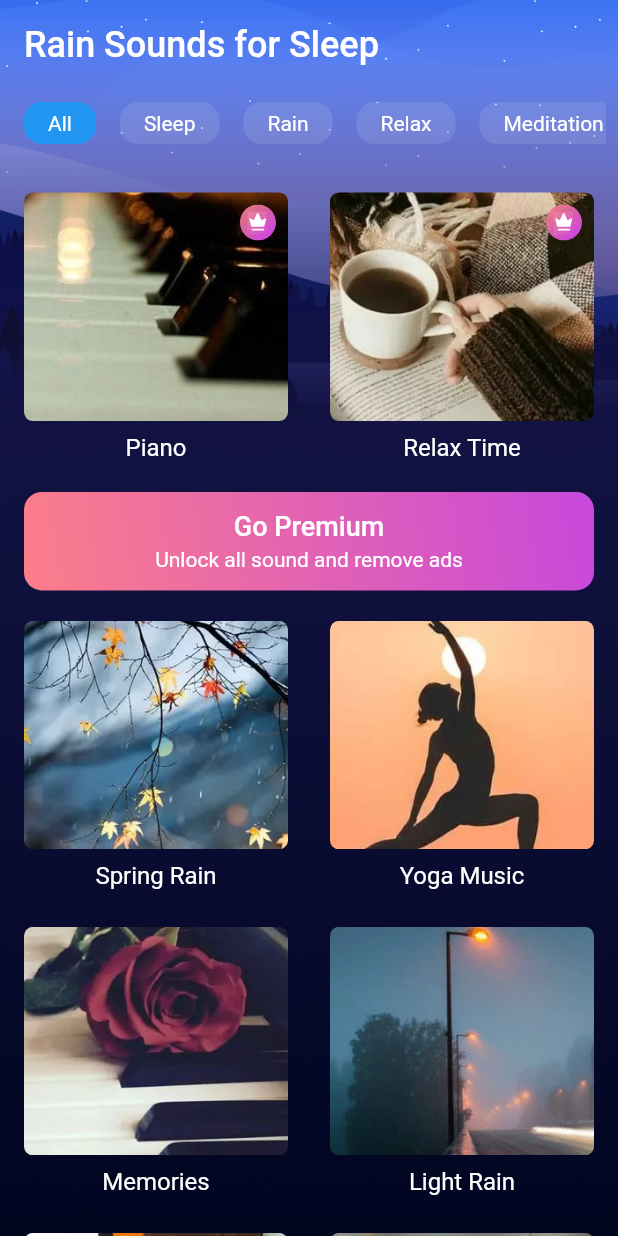
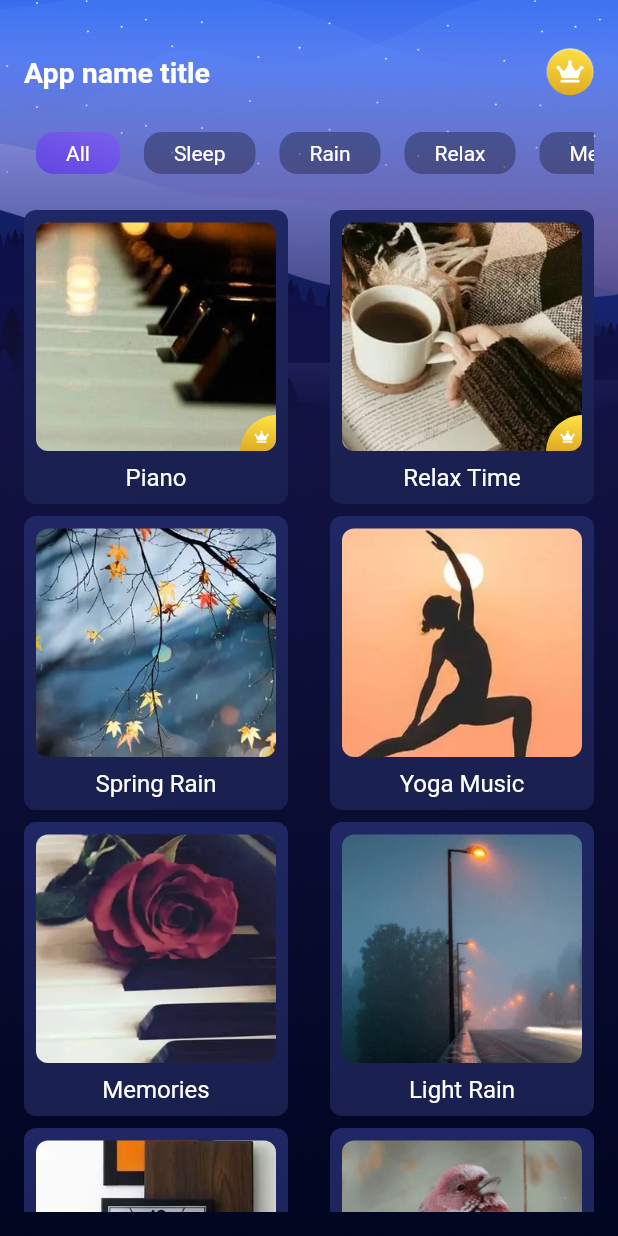
Before and after one commit to ntkien26/rain-sounds, a Flutter app: the RelaxScreen screen opened directly, on a phone screen of 412 x 824 dp. Run offline on Flutter 3.47's test engine with Material 2 defaults, Android fonts, the phone set to English and light mode, and no system bars; drawn by our look-alikes of scrollable_positioned_list; our stand-ins replace badges, cached_network_image, dio, dots_indicator, equatable, flutter_bloc and 14 more; accounts and stored records are empty; generated files the repository leaves out were written again.

Commit message:
update relax sound srceen

```diff
--- a/lib/main.dart
+++ b/lib/main.dart
@@ -11,6 +11,7 @@ import 'package:rain_sounds/presentation/screens/main/main_screen.dart';
 import 'package:rain_sounds/presentation/screens/more/bedtime_reminder/bedtime_reminder_screen.dart';
 import 'package:rain_sounds/presentation/screens/more/more_screen.dart';
 import 'package:rain_sounds/presentation/screens/sleep/relax_screen.dart';
+import 'package:rain_sounds/presentation/screens/sounds/sounds_screen.dart';
 import 'package:rain_sounds/presentation/screens/splash/splash_screen.dart';
 
 
@@ -40,7 +41,7 @@ class _MyAppState extends State<MyApp> {
         theme: ThemeData(textTheme: GoogleFonts.robotoTextTheme()),
       //  initialRoute: MainScreen.routePath,
         builder: EasyLoading.init(),
-        home: const MoreScreen(),
+        home: const BedTimeReminderScreen(),
       ),
     );
   }
--- a/lib/presentation/screens/sleep/relax_screen.dart
+++ b/lib/presentation/screens/sleep/relax_screen.dart
@@ -1,6 +1,7 @@
 import 'package:flutter/cupertino.dart';
 import 'package:flutter/material.dart';
 import 'package:flutter_bloc/flutter_bloc.dart';
+import 'package:flutter_svg/flutter_svg.dart';
 import 'package:focus_detector/focus_detector.dart';
 import 'package:rain_sounds/common/configs/app_cache.dart';
 import 'package:rain_sounds/common/injector/app_injector.dart';
@@ -11,6 +12,7 @@ import 'package:rain_sounds/presentation/screens/sleep/sleep_state.dart';
 import 'package:rain_sounds/presentation/screens/sleep/widget/category_mix_page.dart';
 import 'package:rain_sounds/presentation/utils/assets.dart';
 import 'package:rain_sounds/presentation/utils/color_constant.dart';
+import 'package:rain_sounds/presentation/utils/styles.dart';
 import 'package:scrollable_positioned_list/scrollable_positioned_list.dart';
 
 import 'widget/bottom_media_controller.dart';
@@ -45,26 +47,26 @@ class _RelaxScreenState extends State<RelaxScreen>
           height: double.infinity,
           decoration: const BoxDecoration(
               image: DecorationImage(
-                  image: AssetImage(ImagePaths.bgHome),
-                  fit: BoxFit.fill)),
+                  image: AssetImage(ImagePaths.bgHome), fit: BoxFit.fill)),
+          child: Padding(
+            padding: const EdgeInsets.all(16),
             child: SafeArea(
               child: Column(
                 children: [
                   const SizedBox(
                     height: 16,
                   ),
-                const Align(
-                    alignment: Alignment.centerLeft,
-                    child: Padding(
-                      padding: EdgeInsets.symmetric(horizontal: 16),
-                      child: Text(
-                        'Rain Sounds for Sleep',
-                        style: TextStyle(
-                            color: Colors.white,
-                            fontSize: 24,
-                            fontWeight: FontWeight.w500),
+                  Row(
+                    mainAxisAlignment: MainAxisAlignment.spaceBetween,
+                    children: [
+                      Text(
+                        'App name title',
+                        style: TextStyleConstant.titleTextStyle
+                            .copyWith(fontWeight: FontWeight.bold),
                       ),
-                    )),
+                      SvgPicture.asset(IconPaths.icCrown)
+                    ],
+                  ),
                   const SizedBox(
                     height: 24,
                   ),
@@ -73,11 +75,13 @@ class _RelaxScreenState extends State<RelaxScreen>
                     builder: (BuildContext context, SleepState state) {
                       switch (state.status) {
                         case SleepStatus.empty:
-                        return const Center(child: CircularProgressIndicator());
+                          return const Center(
+                              child: CircularProgressIndicator());
                         case SleepStatus.loading:
                           return const CupertinoActivityIndicator();
                         case SleepStatus.success:
-                        List<List<Mix>> listMixes = List.empty(growable: true);
+                          List<List<Mix>> listMixes =
+                              List.empty(growable: true);
                           List<Mix> customMixes = state.mixes
                                   ?.where((element) => element.category == 1)
                                   .toList() ??
@@ -103,8 +107,7 @@ class _RelaxScreenState extends State<RelaxScreen>
                               children: [
                                 Column(
                                   children: [
-                                  Container(
-                                    margin: const EdgeInsets.symmetric(horizontal: 8),
+                                    SizedBox(
                                       height: 28,
                                       child: ScrollablePositionedList.builder(
                                           itemScrollController:
@@ -131,17 +134,14 @@ class _RelaxScreenState extends State<RelaxScreen>
                                               _selectedIndex = page;
                                             });
                                           },
-                                        itemBuilder:
-                                            (BuildContext context, int index) {
-                                          return Padding(
-                                            padding: const EdgeInsets.symmetric(horizontal: 16),
-                                            child: CategoryMixPage(
+                                          itemBuilder: (BuildContext context,
+                                              int index) {
+                                            return CategoryMixPage(
                                               mixes: listMixes[index],
-                                              showPremiumBanner: true,
+                                              showPremiumBanner: false,
                                               // showPremiumBanner: index == 0 &&
                                               //     !appCache.isPremiumMember(),
                                               sleepBloc: _bloc,
-                                            ),
                                             );
                                           }),
                                     ),
@@ -151,7 +151,8 @@ class _RelaxScreenState extends State<RelaxScreen>
                                     stream: _bloc.soundService.playingMix,
                                     builder: (context, snapshot) {
                                       if (snapshot.hasData) {
-                                      print('Show bottom: ${(snapshot.data as Mix).name}');
+                                        print(
+                                            'Show bottom: ${(snapshot.data as Mix).name}');
                                         return Align(
                                           alignment: Alignment.bottomCenter,
                                           child: BottomMediaController(
@@ -163,8 +164,7 @@ class _RelaxScreenState extends State<RelaxScreen>
                                         print('Show bottom: empty');
                                         return const SizedBox();
                                       }
-                                  }
-                              )
+                                    })
                               ],
                             ),
                           );
@@ -174,6 +174,7 @@ class _RelaxScreenState extends State<RelaxScreen>
                     },
                   )
                 ],
+              ),
             ),
           ),
         ),
@@ -193,11 +194,23 @@ class _RelaxScreenState extends State<RelaxScreen>
         itemScrollController.jumpTo(index: index);
       },
       child: Container(
-        padding: const EdgeInsets.symmetric(horizontal: 16),
+        padding: const EdgeInsets.symmetric(horizontal: 20),
         margin: const EdgeInsets.symmetric(horizontal: 8),
         decoration: BoxDecoration(
-            color: _selectedIndex == index ? Colors.blue : Colors.white10,
-            borderRadius: const BorderRadius.all(Radius.circular(12))),
+          borderRadius: const BorderRadius.all(Radius.circular(12)),
+          gradient: LinearGradient(
+            begin: Alignment.bottomLeft,
+            end: Alignment.topRight,
+            transform: const GradientRotation(5.50),
+            colors: _selectedIndex == index ? [
+              k5C40DF,
+              k7F65F0,
+            ] : [
+              Colors.black.withOpacity(0.3),
+              Colors.black.withOpacity(0.3),
+            ],
+          ),
+        ),
         child: Center(
           child: Text(
             category.title,
--- a/lib/presentation/screens/sleep/widget/category_mix_page.dart
+++ b/lib/presentation/screens/sleep/widget/category_mix_page.dart
@@ -68,9 +68,9 @@ class CategoryMixPage extends StatelessWidget {
                     ],
                   ),
                   borderRadius: BorderRadius.all(Radius.circular(12))),
-              child: Column(
+              child: const Column(
                 mainAxisAlignment: MainAxisAlignment.center,
-                children: const [
+                children: [
                   Text(
                     'Go Premium',
                     style: TextStyle(
@@ -78,7 +78,9 @@ class CategoryMixPage extends StatelessWidget {
                         fontWeight: FontWeight.w500,
                         fontSize: 18),
                   ),
-                  SizedBox(height: 4,),
+                  SizedBox(
+                    height: 4,
+                  ),
                   Text(
                     'Unlock all sound and remove ads',
                     style: TextStyle(color: Colors.white, fontSize: 14),
@@ -165,7 +167,8 @@ class _MixItemState extends State<MixItem> {
                             image: DecorationImage(
                               image: AssetImage(
                                   '${Assets.baseImagesPath}/${widget.mix.cover?.thumbnail}.webp'),
-                                fit: BoxFit.cover),
+                              fit: BoxFit.cover,
+                            ),
                             borderRadius:
                                 const BorderRadius.all(Radius.circular(6)),
                           ),
@@ -266,6 +269,20 @@ class _MixItemState extends State<MixItem> {
           widget.onItemClicked(widget.mix);
         }
       },
+      child: Container(
+        padding: const EdgeInsets.all(8).copyWith(bottom: 8),
+        decoration: const BoxDecoration(
+          borderRadius: BorderRadius.all(Radius.circular(8)),
+          gradient: LinearGradient(
+            begin: Alignment.bottomLeft,
+            end: Alignment.topRight,
+            transform: GradientRotation(5.50),
+            colors: [
+              k181E4A,
+              k202968,
+            ],
+          ),
+        ),
         child: Column(
           mainAxisAlignment: MainAxisAlignment.center,
           children: [
@@ -278,17 +295,21 @@ class _MixItemState extends State<MixItem> {
                         image: AssetImage(
                             '${Assets.baseImagesPath}/${widget.mix.cover?.thumbnail}.webp'),
                         fit: BoxFit.cover),
-                    borderRadius: const BorderRadius.all(Radius.circular(6))),
+                    borderRadius: const BorderRadius.all(Radius.circular(8)),
+                  ),
                 ),
                 if (widget.mix.premium == true && !appCache.isPremiumMember())
-                Align(
-                  alignment: Alignment.topRight,
-                  child: Padding(
-                    padding: const EdgeInsets.all(8.0),
+                  SizedBox(
+                    height: size.height * 0.185,
+                    child: Align(
+                      alignment: Alignment.bottomRight,
+                      child: ClipRRect(
+                        borderRadius: const BorderRadius.only(bottomRight: Radius.circular(8)),
                         child: SvgPicture.asset(
-                      IconPaths.icPremium,
+                          IconPaths.icCrownBanner,
                           height: 24,
                           width: 24,
+                        ),
                       ),
                     ),
                   )
@@ -304,6 +325,7 @@ class _MixItemState extends State<MixItem> {
               style: const TextStyle(color: Colors.white, fontSize: 16),
             ),
           ],
+        ),
       ),
     );
   }
--- a/lib/presentation/screens/sounds/sound_group_page.dart
+++ b/lib/presentation/screens/sounds/sound_group_page.dart
@@ -8,6 +8,7 @@ import 'package:rain_sounds/presentation/screens/in_app_purchase/in_app_purchase
 import 'package:rain_sounds/presentation/screens/sounds/sounds_bloc.dart';
 import 'package:rain_sounds/presentation/screens/sounds/sounds_event.dart';
 import 'package:rain_sounds/presentation/utils/assets.dart';
+import 'package:rain_sounds/presentation/utils/color_constant.dart';
 import 'package:rain_sounds/presentation/utils/constants.dart';
 
 class SoundGroupPage extends StatelessWidget {
@@ -87,8 +88,18 @@ class _SoundItemState extends State<SoundItem> {
                 width: 65,
                 margin: const EdgeInsets.all(4),
                 decoration: BoxDecoration(
-                    color: active ? Colors.blueAccent : Colors.white10,
-                    borderRadius: const BorderRadius.all(Radius.circular(12))),
+                  // color: active ? Colors.blueAccent : Colors.white10,
+                  borderRadius: const BorderRadius.all(Radius.circular(12)),
+                  // gradient: const LinearGradient(
+                  //   begin: Alignment.bottomLeft,
+                  //   end: Alignment.topRight,
+                  //   transform: GradientRotation(5.50),
+                  //   colors: [
+                  //     k181E4A,
+                  //     k202968,
+                  //   ],
+                  // ),
+                ),
                 child: SizedBox(
                   child: extension == 'svg'
                       ? SvgPicture.asset(
@@ -143,9 +154,8 @@ class _SoundItemState extends State<SoundItem> {
     return Expanded(
         child: SliderTheme(
       data: const SliderThemeData(
-        trackHeight: 6,
-        thumbShape: RoundSliderThumbShape(enabledThumbRadius: 12)
-      ),
+          trackHeight: 6,
+          thumbShape: RoundSliderThumbShape(enabledThumbRadius: 12)),
       child: Slider(
         value: volume,
         min: Constants.minSliderValue,
--- a/lib/presentation/screens/sounds/sounds_screen.dart
+++ b/lib/presentation/screens/sounds/sounds_screen.dart
@@ -19,6 +19,7 @@ import 'package:rain_sounds/presentation/screens/sounds/sounds_state.dart';
 import 'package:rain_sounds/presentation/utils/assets.dart';
 import 'package:rain_sounds/presentation/utils/color_constant.dart';
 import 'package:badges/badges.dart' as badges;
+import 'package:rain_sounds/presentation/utils/styles.dart';
 
 class SoundsScreen extends StatefulWidget {
   const SoundsScreen({Key? key}) : super(key: key);
@@ -47,7 +48,7 @@ class _SoundsScreenState extends State<SoundsScreen> {
         height: double.infinity,
         decoration: const BoxDecoration(
             image: DecorationImage(
-                image: AssetImage(ImagePaths.bgSoundsScreen),
+                image: AssetImage(ImagePaths.bgHome),
                 fit: BoxFit.fill)),
         child: BlocBuilder<SoundsBloc, SoundsState>(
             bloc: _soundsBloc,
@@ -79,24 +80,25 @@ class _SoundsScreenState extends State<SoundsScreen> {
                 }
               }
               return SafeArea(
+                child: Padding(
+                  padding: const EdgeInsets.all(16.0),
                   child: Column(
                     mainAxisSize: MainAxisSize.min,
                     children: [
                       const SizedBox(
                         height: 16,
                       ),
-                    const Align(
-                        alignment: Alignment.centerLeft,
-                        child: Padding(
-                          padding: EdgeInsets.symmetric(horizontal: 12),
-                          child: Text(
-                            'Rain Sounds for Sleep',
-                            style: TextStyle(
-                                color: Colors.white,
-                                fontSize: 20,
-                                fontWeight: FontWeight.w500),
+                      Row(
+                        mainAxisAlignment: MainAxisAlignment.spaceBetween,
+                        children: [
+                          Text(
+                            'App name title',
+                            style: TextStyleConstant.titleTextStyle
+                                .copyWith(fontWeight: FontWeight.bold),
                           ),
-                        )),
+                          SvgPicture.asset(IconPaths.icCrown)
+                        ],
+                      ),
                       const SizedBox(
                         height: 16,
                       ),
@@ -148,6 +150,7 @@ class _SoundsScreenState extends State<SoundsScreen> {
                         height: 24,
                       )
                     ],
+                  ),
                 ),
               );
             }),
```
Lines whose indentation alone changed are shown as unchanged.
